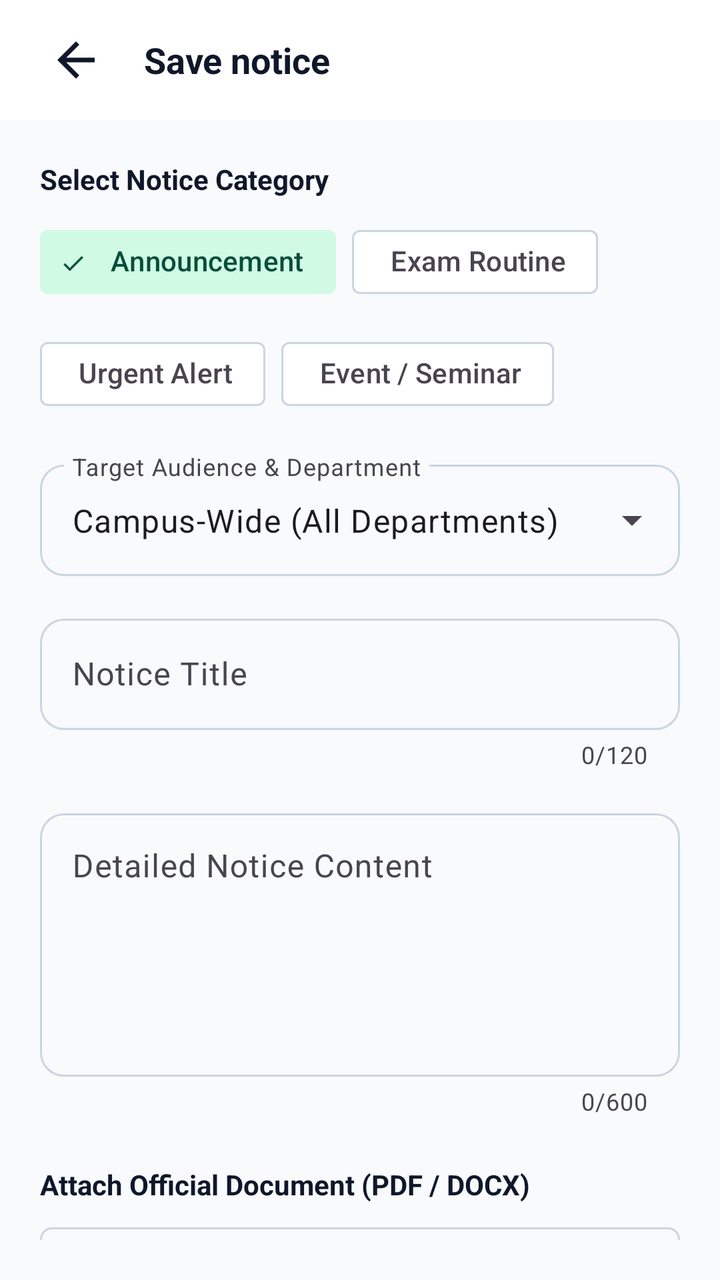
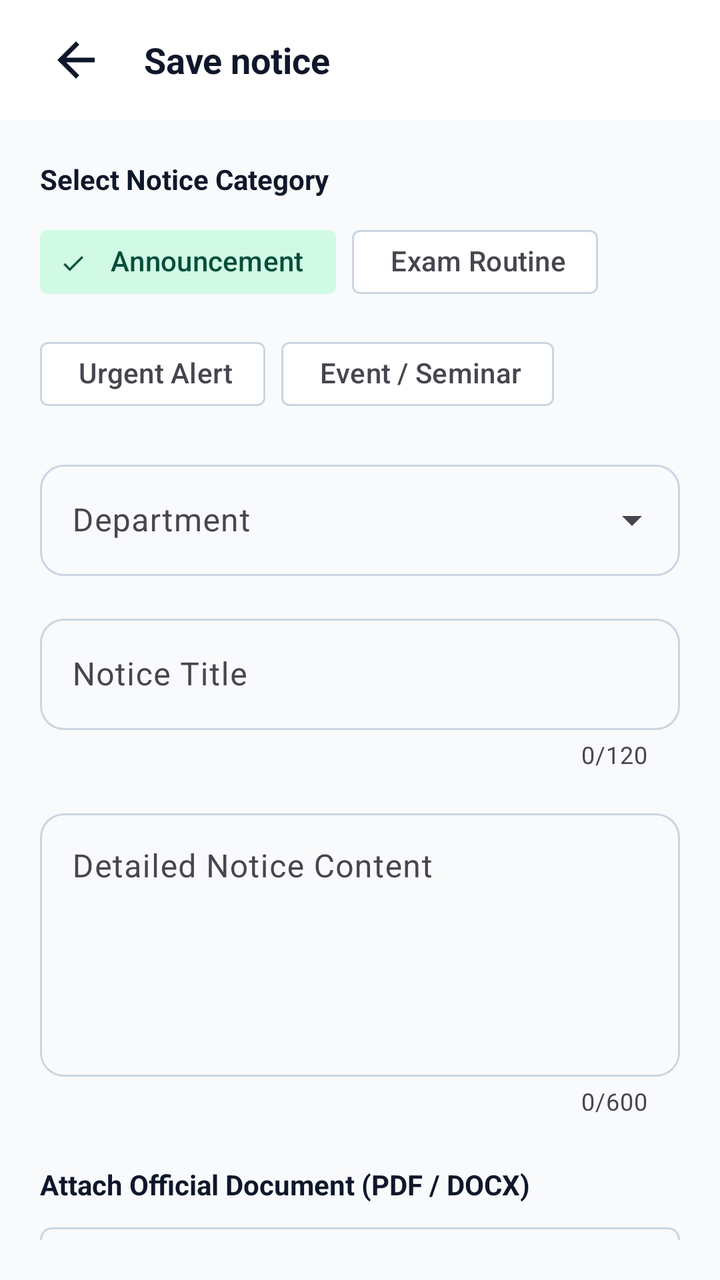

The first picture is an Android layout as it rendered before a commit; the second is the same layout after the commit. The layout source and the unified diff follow.
<!-- AndroidManifest.xml: application theme Theme.Notify -->
<!-- res/layout/activity_create_notification.xml -->
<?xml version="1.0" encoding="utf-8"?>
<androidx.coordinatorlayout.widget.CoordinatorLayout
    xmlns:android="http://schemas.android.com/apk/res/android"
    xmlns:app="http://schemas.android.com/apk/res-auto"
    xmlns:tools="http://schemas.android.com/tools"
    android:layout_width="match_parent"
    android:layout_height="match_parent"
    android:fitsSystemWindows="true"
    android:background="@color/background">

    
    <com.google.android.material.appbar.AppBarLayout
        android:layout_width="match_parent"
        android:layout_height="wrap_content"
        android:background="@color/surface"
        app:elevation="2dp">

        <LinearLayout
            android:layout_width="match_parent"
            android:layout_height="60dp"
            android:orientation="horizontal"
            android:gravity="center_vertical"
            android:paddingHorizontal="16dp">

            <ImageButton
                android:id="@+id/btnBack"
                android:layout_width="44dp"
                android:layout_height="44dp"
                android:padding="8dp"
                android:scaleType="fitCenter"
                android:src="@drawable/ic_arrow_back"
                android:background="?attr/selectableItemBackgroundBorderless"
                app:tint="@color/on_surface"
                android:contentDescription="Back" />

            <TextView
                android:layout_width="wrap_content"
                android:layout_height="wrap_content"
                android:text="Save notice"
                android:textSize="18sp"
                android:textStyle="bold"
                android:textColor="@color/on_surface"
                android:layout_marginStart="12dp" />
        </LinearLayout>
    </com.google.android.material.appbar.AppBarLayout>

    <androidx.core.widget.NestedScrollView
        android:layout_width="match_parent"
        android:layout_height="match_parent"
        android:padding="20dp"
        app:layout_behavior="@string/appbar_scrolling_view_behavior">

        <LinearLayout
            android:layout_width="match_parent"
            android:layout_height="wrap_content"
            android:orientation="vertical">

            
            <TextView
                android:layout_width="wrap_content"
                android:layout_height="wrap_content"
                android:text="Select Notice Category"
                android:textSize="14sp"
                android:textStyle="bold"
                android:textColor="@color/on_surface"
                android:layout_marginBottom="8dp" />

            
            <com.google.android.material.chip.ChipGroup
                android:id="@+id/chipGroupCategory"
                android:layout_width="match_parent"
                android:layout_height="wrap_content"
                app:singleSelection="true"
                app:selectionRequired="true"
                android:layout_marginBottom="16dp">

                <com.google.android.material.chip.Chip
                    android:id="@+id/chipAnnouncement"
                    style="@style/Widget.Notify.Chip.Choice"
                    android:layout_width="wrap_content"
                    android:layout_height="wrap_content"
                    android:text=" Announcement"
                    android:checked="true" />

                <com.google.android.material.chip.Chip
                    android:id="@+id/chipExam"
                    style="@style/Widget.Notify.Chip.Choice"
                    android:layout_width="wrap_content"
                    android:layout_height="wrap_content"
                    android:text=" Exam Routine" />

                <com.google.android.material.chip.Chip
                    android:id="@+id/chipUrgent"
                    style="@style/Widget.Notify.Chip.Choice"
                    android:layout_width="wrap_content"
                    android:layout_height="wrap_content"
                    android:text=" Urgent Alert" />

                <com.google.android.material.chip.Chip
                    android:id="@+id/chipEvent"
                    style="@style/Widget.Notify.Chip.Choice"
                    android:layout_width="wrap_content"
                    android:layout_height="wrap_content"
                    android:text=" Event / Seminar" />
            </com.google.android.material.chip.ChipGroup>

            
            <com.google.android.material.textfield.TextInputLayout
                android:id="@+id/tilTargetAudience"
                style="@style/Widget.Material3.TextInputLayout.OutlinedBox.ExposedDropdownMenu"
                android:layout_width="match_parent"
                android:layout_height="wrap_content"
                android:hint="Target Audience &amp; Department"
                app:boxCornerRadiusTopStart="12dp"
                app:boxCornerRadiusTopEnd="12dp"
                app:boxCornerRadiusBottomStart="12dp"
                app:boxCornerRadiusBottomEnd="12dp"
                android:layout_marginBottom="16dp">

                <AutoCompleteTextView
                    android:id="@+id/actvAudience"
                    android:layout_width="match_parent"
                    android:layout_height="wrap_content"
                    android:inputType="none"
                    android:text="Campus-Wide (All Departments)" />
            </com.google.android.material.textfield.TextInputLayout>

            
            <com.google.android.material.textfield.TextInputLayout
                android:id="@+id/tilTitle"
                style="@style/Widget.Material3.TextInputLayout.OutlinedBox"
                android:layout_width="match_parent"
                android:layout_height="wrap_content"
                android:hint="Notice Title"
                app:counterEnabled="true"
                app:counterMaxLength="120"
                app:boxCornerRadiusTopStart="12dp"
                app:boxCornerRadiusTopEnd="12dp"
                app:boxCornerRadiusBottomStart="12dp"
                app:boxCornerRadiusBottomEnd="12dp"
                android:layout_marginBottom="16dp">

                <com.google.android.material.textfield.TextInputEditText
                    android:id="@+id/etTitle"
                    android:layout_width="match_parent"
                    android:layout_height="wrap_content"
                    android:inputType="textCapSentences"
                    android:maxLines="2" />
            </com.google.android.material.textfield.TextInputLayout>

            
            <com.google.android.material.textfield.TextInputLayout
                android:id="@+id/tilMessage"
                style="@style/Widget.Material3.TextInputLayout.OutlinedBox"
                android:layout_width="match_parent"
                android:layout_height="wrap_content"
                android:hint="Detailed Notice Content"
                app:counterEnabled="true"
                app:counterMaxLength="600"
                app:boxCornerRadiusTopStart="12dp"
                app:boxCornerRadiusTopEnd="12dp"
                app:boxCornerRadiusBottomStart="12dp"
                app:boxCornerRadiusBottomEnd="12dp"
                android:layout_marginBottom="24dp">

                <com.google.android.material.textfield.TextInputEditText
                    android:id="@+id/etMessage"
                    android:layout_width="match_parent"
                    android:layout_height="wrap_content"
                    android:gravity="top"
                    android:inputType="textMultiLine"
                    android:minLines="5" />
            </com.google.android.material.textfield.TextInputLayout>

            
            <TextView
                android:layout_width="wrap_content"
                android:layout_height="wrap_content"
                android:text="Attach Official Document (PDF / DOCX)"
                android:textSize="14sp"
                android:textStyle="bold"
                android:textColor="@color/on_surface"
                android:layout_marginBottom="8dp" />

            <LinearLayout
                android:id="@+id/layoutAttachmentPicker"
                android:layout_width="match_parent"
                android:layout_height="wrap_content"
                android:orientation="vertical"
                android:layout_marginBottom="24dp">

                <com.google.android.material.button.MaterialButton
                    android:id="@+id/btnAttachDocument"
                    style="@style/Widget.Material3.Button.OutlinedButton"
                    android:layout_width="match_parent"
                    android:layout_height="48dp"
                    android:text=" Select PDF / Document"
                    app:cornerRadius="6dp"
                    android:textColor="@color/primary"
                    app:strokeColor="@color/outline" />

                
                <LinearLayout
                    android:id="@+id/layoutSelectedAttachment"
                    android:layout_width="match_parent"
                    android:layout_height="wrap_content"
                    android:background="@drawable/bg_attachment_pill"
                    android:orientation="horizontal"
                    android:gravity="center_vertical"
                    android:paddingHorizontal="12dp"
                    android:paddingVertical="8dp"
                    android:layout_marginTop="8dp"
                    android:visibility="gone">

                    <ImageView
                        android:id="@+id/ivSelectedAttachmentIcon"
                        android:layout_width="24dp"
                        android:layout_height="24dp"
                        android:src="@drawable/ic_pdf"
                        android:layout_marginEnd="8dp" />

                    <TextView
                        android:id="@+id/tvSelectedAttachmentName"
                        android:layout_width="0dp"
                        android:layout_height="wrap_content"
                        android:layout_weight="1"
                        android:text=""
                        android:textSize="12sp"
                        android:textStyle="bold"
                        android:textColor="@color/on_surface"
                        android:maxLines="3"
                        android:ellipsize="middle" />

                    <ImageButton
                        android:id="@+id/btnRemoveAttachment"
                        android:layout_width="28dp"
                        android:layout_height="28dp"
                        android:background="?attr/selectableItemBackgroundBorderless"
                        android:src="@android:drawable/ic_menu_close_clear_cancel"
                        android:contentDescription="Remove Attachment"
                        app:tint="@color/on_surface_subtle" />
                </LinearLayout>
                <com.google.android.material.button.MaterialButton
                    android:id="@+id/btnAnalyzeDocument"
                    style="@style/Widget.Material3.Button.OutlinedButton"
                    android:layout_width="match_parent"
                    android:layout_height="wrap_content"
                    android:layout_marginTop="8dp"
                      android:text="Reanalyze and replace suggestions"
                    android:enabled="false"
                    app:cornerRadius="6dp" />
                <TextView
                    android:id="@+id/tvDocumentAnalysis"
                    android:layout_width="match_parent"
                    android:layout_height="wrap_content"
                    android:layout_marginTop="6dp"
                    android:textColor="@color/on_surface_subtle"
                    android:textSize="12sp"
                    android:accessibilityLiveRegion="polite" />
            </LinearLayout>

            <com.google.android.material.checkbox.MaterialCheckBox
                android:id="@+id/cbSaveDraft"
                android:layout_width="match_parent"
                android:layout_height="wrap_content"
                android:text="Save as draft (visible only to you and the admin)" />
            
            <com.google.android.material.button.MaterialButton
                android:id="@+id/btnSend"
                android:layout_width="match_parent"
                android:layout_height="56dp"
                android:text="Save notice"
                android:textSize="16sp"
                android:textStyle="bold"
                app:cornerRadius="6dp"
                android:backgroundTint="@color/primary"
                android:textColor="@color/on_primary"
                app:icon="@drawable/ic_send"
                app:iconGravity="textStart"
                app:iconTint="@color/on_primary" />

        </LinearLayout>
    </androidx.core.widget.NestedScrollView>

</androidx.coordinatorlayout.widget.CoordinatorLayout>
<!-- resources referenced by this layout -->
<resources>
  <color name="background">#F8FAFC</color>
  <color name="on_primary">#FFFFFF</color>
  <color name="on_surface">#0F172A</color>
  <color name="on_surface_subtle">#617074</color>
  <color name="outline">#CBD5E1</color>
  <color name="primary">#245B52</color>
  <color name="surface">#FFFFFF</color>
  <!-- drawable bg_attachment_pill (drawable) -->
  <?xml version="1.0" encoding="utf-8"?>
  <shape xmlns:android="http://schemas.android.com/apk/res/android"
      android:shape="rectangle">
      <solid android:color="@color/surface_variant" />
      <stroke android:width="1dp" android:color="@color/outline_variant" />
      <corners android:radius="6dp" />
      <padding android:left="10dp" android:top="6dp" android:right="10dp" android:bottom="6dp" />
  </shape>
  <!-- drawable ic_arrow_back (drawable) -->
  <vector xmlns:android="http://schemas.android.com/apk/res/android"
      android:width="24dp"
      android:height="24dp"
      android:viewportWidth="24"
      android:viewportHeight="24">
    <path
        android:fillColor="#FFFFFFFF"
        android:pathData="M20,11H7.83l5.59,-5.59L12,4l-8,8 8,8 1.41,-1.41L7.83,13H20v-2z"/>
  </vector>
  <!-- drawable ic_pdf (drawable) -->
  <vector xmlns:android="http://schemas.android.com/apk/res/android"
      android:width="24dp"
      android:height="24dp"
      android:viewportWidth="24"
      android:viewportHeight="24">
    <path
        android:fillColor="#FFEF4444"
        android:pathData="M20,2H8c-1.1,0 -2,0.9 -2,2v12c0,1.1 0.9,2 2,2h12c1.1,0 2,-0.9 2,-2V4c0,-1.1 -0.9,-2 -2,-2zm-8.5,7.5c0,0.83 -0.67,1.5 -1.5,1.5H9v2H7.5V7H10c0.83,0 1.5,0.67 1.5,1.5v1zm5,2c0,0.83 -0.67,1.5 -1.5,1.5h-2.5V7H15c0.83,0 1.5,0.67 1.5,1.5v3zm4,-3H19v1h1.5V11H19v2h-1.5V7h3v1.5zM9,9.5h1v-1H9v1zm4.5,2h1v-3h-1v3zM4,6H2v14c0,1.1 0.9,2 2,2h14v-2H4V6z"/>
  </vector>
  <!-- drawable ic_send (drawable) -->
  <vector xmlns:android="http://schemas.android.com/apk/res/android"
      android:width="24dp"
      android:height="24dp"
      android:viewportWidth="24"
      android:viewportHeight="24">
    <path
        android:fillColor="#FFFFFFFF"
        android:pathData="M2.01,21L23,12 2.01,3 2,10l15,2 -15,2z"/>
  </vector>
  <style name="Widget.Notify.Chip.Choice" parent="Widget.Material3.Chip.Filter">
          <item name="chipCornerRadius">4dp</item>
          <item name="chipStrokeWidth">1dp</item>
      </style>
  <style name="Theme.Notify" parent="Base.Theme.Notify" />
  <color name="surface_variant">#F1F5F9</color>
  <color name="outline_variant">#E2E8F0</color>
  <style name="ShapeAppearance.Notify" parent="ShapeAppearance.Material3.Corner.Small"><item name="cornerSize">6dp</item></style>
  <style name="Widget.Notify.Button" parent="Widget.Material3.Button"><item name="cornerRadius">6dp</item></style>
  <style name="Widget.Notify.ExtendedButton" parent="Widget.Material3.ExtendedFloatingActionButton.Primary"><item name="shapeAppearance">@style/ShapeAppearance.Notify</item><item name="elevation">0dp</item></style>
  <color name="primary_dark">#19473F</color>
  <color name="primary_container">#DAE9E2</color>
  <color name="on_primary_container">#173B45</color>
  <color name="secondary">#10B981</color>
  <color name="secondary_container">#D1FAE5</color>
  <color name="on_secondary">#FFFFFF</color>
  <color name="on_secondary_container">#064E3B</color>
  <!-- unchanged entries left out for length: 1 -->
</resources>

<!-- the commit's change to res/layout/activity_create_notification.xml (unified diff, before → after) -->
@@ -104,13 +104,13 @@
                     android:text=" Event / Seminar" />
             </com.google.android.material.chip.ChipGroup>
 
-            
+              
             <com.google.android.material.textfield.TextInputLayout
                 android:id="@+id/tilTargetAudience"
                 style="@style/Widget.Material3.TextInputLayout.OutlinedBox.ExposedDropdownMenu"
                 android:layout_width="match_parent"
                 android:layout_height="wrap_content"
-                android:hint="Target Audience &amp; Department"
+                    android:hint="Department"
                 app:boxCornerRadiusTopStart="12dp"
                 app:boxCornerRadiusTopEnd="12dp"
                 app:boxCornerRadiusBottomStart="12dp"
@@ -122,7 +122,7 @@
                     android:layout_width="match_parent"
                     android:layout_height="wrap_content"
                     android:inputType="none"
-                    android:text="Campus-Wide (All Departments)" />
+                    android:text="" />
             </com.google.android.material.textfield.TextInputLayout>
 
             
